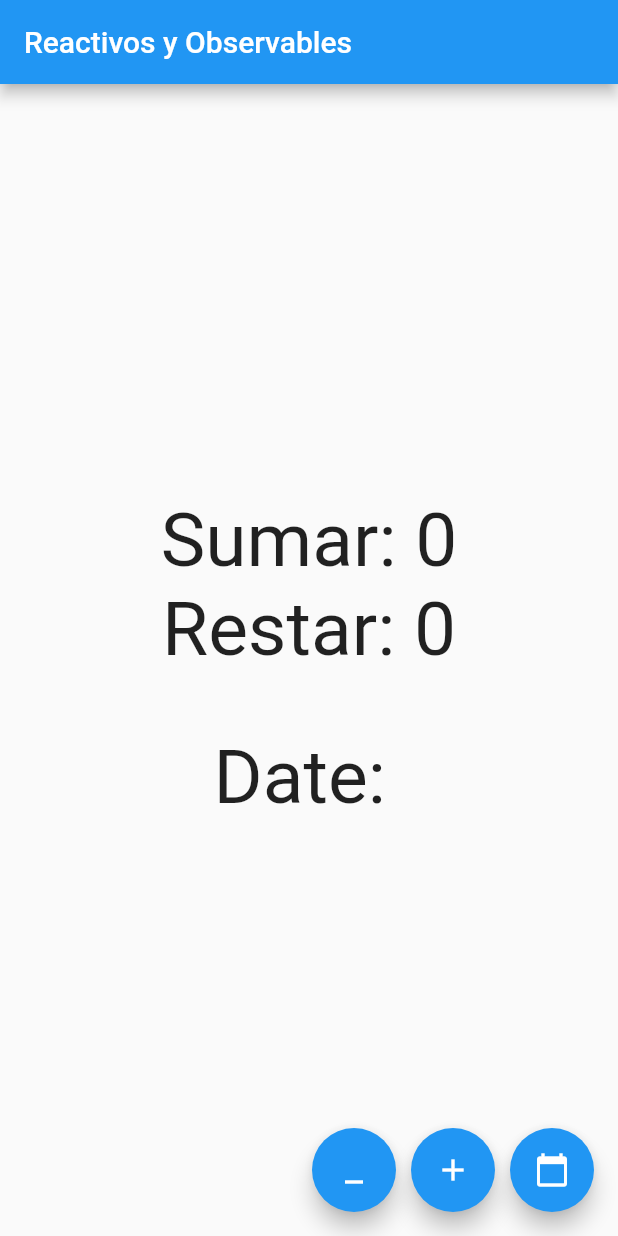
After one commit to devjaime/flutterGetx, a Flutter app: the screen it shows after launch, on a phone screen of 412 x 824 dp. The commit adds this screen. Run offline on Flutter 3.47's test engine with Material 2 defaults, Android fonts, the phone set to English and light mode, and no system bars; our stand-ins replace dio, get; accounts and stored records are empty.

Commit message:
reactivos

```diff
--- a/lib/controller/global_controller.dart
+++ b/lib/controller/global_controller.dart
@@ -7,7 +7,9 @@ import 'package:get/get.dart';
 class GlobalController extends GetxController {
   List<ProductModel> _products = [];
   List<ProductModel> get products => _products;
-//
+
+  RxInt _recuperar = 0.obs;
+  //Map
   Map<String, ProductModel> _favorites = Map();
   Map<String, ProductModel> get favorites => _favorites;
 
@@ -56,4 +58,8 @@ class GlobalController extends GetxController {
     }
     update(["product", "favorite"]);
   }
+
+  recibirValor(int valor) {
+    _recuperar.value = valor;
+  }
 }
--- a/lib/main.dart
+++ b/lib/main.dart
@@ -1,5 +1,6 @@
 import 'package:flutter/material.dart';
 import 'package:flutter_getx/pages/home_global_page.dart';
+import 'package:flutter_getx/pages/reactive_page.dart';
 //import 'package:flutter_getx/pages/home_page.dart';
 //import 'package:flutter_getx/pages/splash_page.dart';
 import 'package:get/get.dart';
@@ -21,7 +22,7 @@ class MyApp extends StatelessWidget {
       theme: ThemeData(
         primarySwatch: Colors.blue,
       ),
-      home: HomeGlobalPage(),
+      home: ReactivePage(),
     );
   }
 }
--- a/lib/pages/home_page.dart
+++ b/lib/pages/home_page.dart
@@ -34,7 +34,8 @@ class HomePage extends StatelessWidget {
                   child: Icon(Icons.add),
                 ),
               ],
-              ));
+            ),
+          );
         });
   }
 }
--- /dev/null
+++ b/lib/pages/reactive_page.dart
@@ -0,0 +1,78 @@
+import 'package:flutter/material.dart';
+import 'package:flutter_getx/controller/global_controller.dart';
+import 'package:flutter_getx/controller/reactive_controller.dart';
+import 'package:get/get_state_manager/get_state_manager.dart';
+
+class ReactivePage extends StatelessWidget {
+  @override
+  Widget build(BuildContext context) {
+    final _globalController = GlobalController();
+    return GetBuilder<ReactiveController>(
+      init: ReactiveController(),
+      builder: (_) {
+        print("Render Widget");
+        return Scaffold(
+          appBar: AppBar(
+            title: Text("Reactivos y Observables"),
+          ),
+          body: Container(
+            width: double.infinity,
+            child: Column(
+              mainAxisAlignment: MainAxisAlignment.center,
+              children: [
+                Obx(
+                  () => Text(
+                    "Sumar: ${_.counter}",
+                    style: TextStyle(fontSize: 50.0),
+                  ),
+                ),
+                Obx(
+                  () => Text(
+                    "Restar: ${_.counter}",
+                    style: TextStyle(fontSize: 50.0),
+                  ),
+                ),
+                SizedBox(
+                  height: 40,
+                ),
+                Obx(() => Text(
+                      "Date: ${_.currentDate}",
+                      style: TextStyle(fontSize: 50.0),
+                    ))
+              ],
+            ),
+          ),
+          floatingActionButton: Row(
+            mainAxisAlignment: MainAxisAlignment.end,
+            children: [
+              FloatingActionButton(
+                onPressed: () {
+                  _.drecrement;
+                  _globalController.recibirValor(_.counter.value);
+                },
+                tooltip: 'restar',
+                child: Icon(Icons.minimize_outlined),
+              ),
+              SizedBox(
+                width: 10.0,
+              ),
+              FloatingActionButton(
+                onPressed: _.increment,
+                tooltip: 'sumar',
+                child: Icon(Icons.add),
+              ),
+              SizedBox(
+                width: 10.0,
+              ),
+              FloatingActionButton(
+                onPressed: _.getDate,
+                tooltip: 'Date',
+                child: Icon(Icons.calendar_today),
+              ),
+            ],
+          ),
+        );
+      },
+    );
+  }
+}
```
Also changed, not shown: lib/controller/reactive_controller.dart (added, +31 -0 lines). Lines whose indentation alone changed are shown as unchanged.
